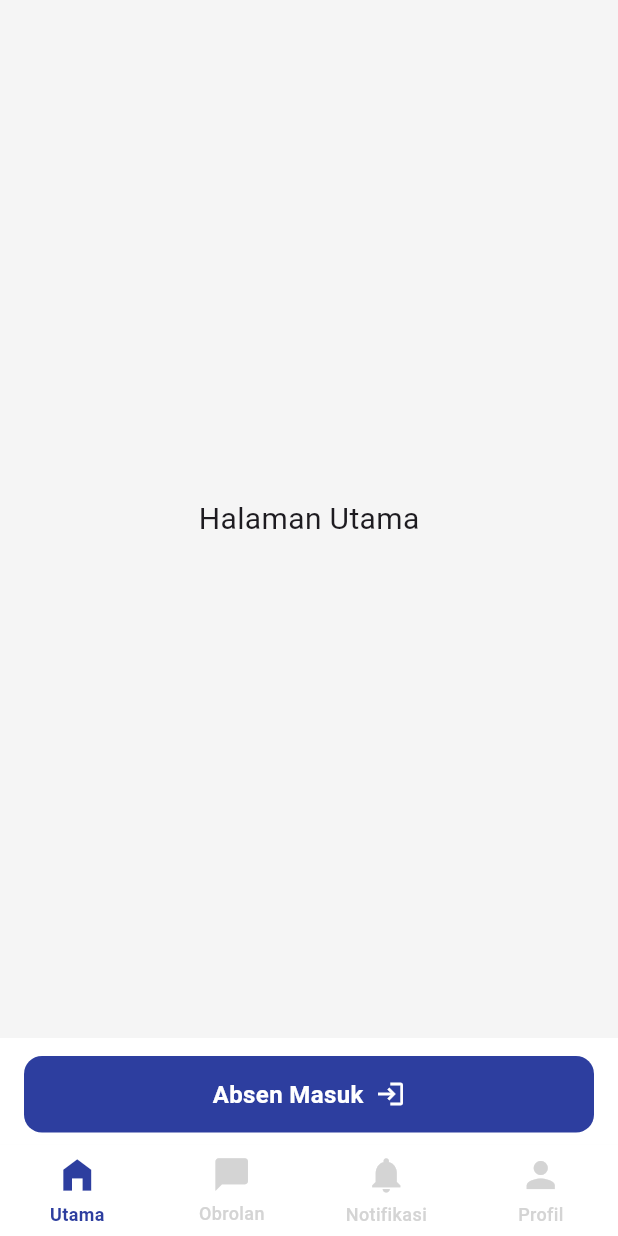
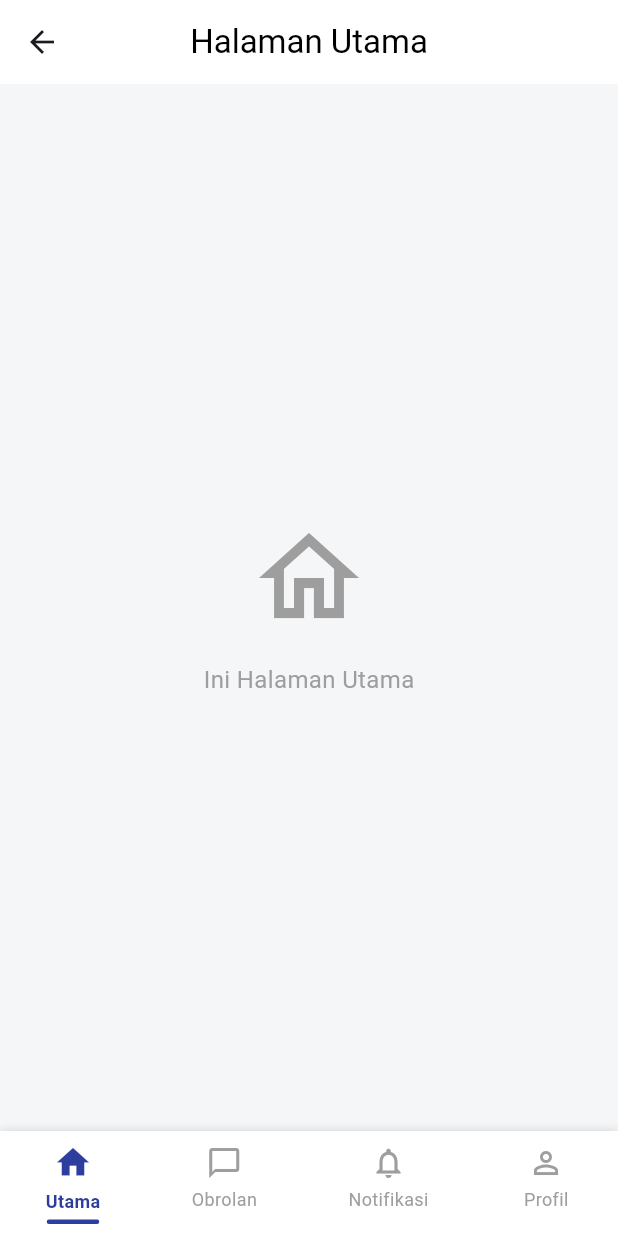
Before and after one commit to faizalfebriyanto886/Ide-hris, a Flutter app: the DashboardView screen opened by its route, on a phone screen of 412 x 824 dp. Run offline on Flutter 3.47's test engine with Material 3 defaults, Android fonts, the phone set to English and light mode, and no system bars; our stand-ins replace get.

Commit message:
add mainbar

```diff
--- /dev/null
+++ b/lib/presentations/main bar/controller/main_bar_controller.dart
@@ -0,0 +1,19 @@
+import 'package:flutter/material.dart';
+import 'package:get/get.dart';
+import 'package:idehris/presentations/page/dashboard/view/dashboard_view.dart';
+import '../../page/home/view/home_view.dart';
+
+class MainBarController extends GetxController {
+  var selectedIndex = 0.obs;
+
+  final List<Widget> menuPages = [
+    const HomeView(),
+    const Center(child: Text("Ini Halaman Obrolan")),
+    const Center(child: Text("Ini Halaman Notifikasi")),
+    const Center(child: Text("Ini Halaman Profil")),
+  ];
+
+  void setSelectedMenu(int index) {
+    selectedIndex.value = index;
+  }
+}
--- a/lib/presentations/page/dashboard/view/dashboard_view.dart
+++ b/lib/presentations/page/dashboard/view/dashboard_view.dart
@@ -1,6 +1,14 @@
 import 'package:flutter/material.dart';
 import 'package:get/get.dart';
 import '../controller/dashboard_controller.dart';
+
+// Import semua halaman yang sudah dibuat
+import 'package:idehris/presentations/page/home/view/home_view.dart';
+import 'package:idehris/presentations/page/chat/view/chat_view.dart';
+import 'package:idehris/presentations/page/notification/view/notification_view.dart';
+import 'package:idehris/presentations/page/profile/view/profile_view.dart';
+
+import 'package:idehris/presentations/reusable_widget/customNavBarItem/custom_navbar_item.dart';
 
 class DashboardView extends StatelessWidget {
   const DashboardView({super.key});
@@ -10,124 +18,67 @@ class DashboardView extends StatelessWidget {
     final controller = Get.put(DashboardController());
 
     final List<Widget> pages = [
-      const Center(
-        child: Text("Halaman Utama", style: TextStyle(fontSize: 20)),
-      ),
-      const Center(
-        child: Text("Halaman Obrolan", style: TextStyle(fontSize: 20)),
-      ),
-      const Center(
-        child: Text("Halaman Notifikasi", style: TextStyle(fontSize: 20)),
-      ),
-      const Center(
-        child: Text("Halaman Profil", style: TextStyle(fontSize: 20)),
-      ),
+      const HomeView(),
+      const ChatView(),
+      const NotificationView(),
+      const ProfileView(),
     ];
 
     return Scaffold(
-      backgroundColor: const Color(0xFFF5F5F5),
-
       body: Obx(() => pages[controller.selectedIndex.value]),
-      bottomNavigationBar: Column(
-        mainAxisSize: MainAxisSize.min,
-        children: [
-          Container(
-            color: Colors.white,
-            padding: const EdgeInsets.only(
-              top: 12,
-              left: 16,
-              right: 16,
-              bottom: 8,
+      bottomNavigationBar: Container(
+        color: Colors.white,
+        child: SafeArea(
+          bottom: true,
+          child: Container(
+            padding: const EdgeInsets.symmetric(vertical: 8),
+            decoration: const BoxDecoration(
+              color: Colors.white,
+              boxShadow: [
+                BoxShadow(
+                  color: Colors.black12,
+                  blurRadius: 4,
+                  offset: Offset(0, -1),
+                ),
+              ],
             ),
-            child: Material(
-              color: const Color(0xFF2D3E9F),
-              borderRadius: BorderRadius.circular(12),
-              child: InkWell(
-                onTap: () {
-                  Get.snackbar(
-                    "Absen Masuk",
-                    "Membuka fitur absensi...",
-                    backgroundColor: Colors.green,
-                    colorText: Colors.white,
-                  );
-                },
-                borderRadius: BorderRadius.circular(12),
-                child: Container(
-                  width: double.infinity,
-                  padding: const EdgeInsets.symmetric(vertical: 14),
-                  child: const Row(
-                    mainAxisAlignment: MainAxisAlignment.center,
-                    children: [
-                      Text(
-                        "Absen Masuk",
-                        style: TextStyle(
-                          color: Colors.white,
-                          fontSize: 16,
-                          fontWeight: FontWeight.w600,
-                        ),
-                      ),
-                      SizedBox(width: 8),
-                      Icon(Icons.login, color: Colors.white, size: 20),
-                    ],
+            child: Obx(
+              () => Row(
+                mainAxisAlignment: MainAxisAlignment.spaceAround,
+                children: [
+                  CustomNavBarItem(
+                    label: "Utama",
+                    icon: Icons.home,
+                    iconDisabled: Icons.home_outlined,
+                    selected: controller.selectedIndex.value == 0,
+                    onTap: () => controller.selectedIndex.value = 0,
                   ),
-                ),
-              ),
-            ),
-          ),
-
-          Obx(
-            () => Container(
-              color: Colors.white,
-              child: BottomNavigationBar(
-                currentIndex: controller.selectedIndex.value,
-                onTap: controller.changeTabIndex,
-                type: BottomNavigationBarType.fixed,
-                backgroundColor: Colors.white,
-                elevation: 0,
-                selectedItemColor: const Color(0xFF2D3E9F),
-                unselectedItemColor: const Color(0xFFD4D4D4),
-                selectedLabelStyle: const TextStyle(
-                  fontWeight: FontWeight.bold,
-                  fontSize: 12,
-                ),
-                unselectedLabelStyle: const TextStyle(
-                  fontWeight: FontWeight.w500,
-                  fontSize: 12,
-                ),
-                items: const [
-                  BottomNavigationBarItem(
-                    icon: Padding(
-                      padding: EdgeInsets.only(bottom: 4),
-                      child: Icon(Icons.home_filled, size: 28),
-                    ),
-                    label: "Utama",
+                  CustomNavBarItem(
+                    label: "Obrolan",
+                    icon: Icons.chat_bubble,
+                    iconDisabled: Icons.chat_bubble_outline,
+                    selected: controller.selectedIndex.value == 1,
+                    onTap: () => controller.selectedIndex.value = 1,
                   ),
-                  BottomNavigationBarItem(
-                    icon: Padding(
-                      padding: EdgeInsets.only(bottom: 4),
-                      child: Icon(Icons.chat_bubble, size: 26),
-                    ),
-                    label: "Obrolan",
+                  CustomNavBarItem(
+                    label: "Notifikasi",
+                    icon: Icons.notifications,
+                    iconDisabled: Icons.notifications_none,
+                    selected: controller.selectedIndex.value == 2,
+                    onTap: () => controller.selectedIndex.value = 2,
                   ),
-                  BottomNavigationBarItem(
-                    icon: Padding(
-                      padding: EdgeInsets.only(bottom: 4),
-                      child: Icon(Icons.notifications, size: 28),
-                    ),
-                    label: "Notifikasi",
-                  ),
-                  BottomNavigationBarItem(
-                    icon: Padding(
-                      padding: EdgeInsets.only(bottom: 4),
-                      child: Icon(Icons.person, size: 28),
-                    ),
+                  CustomNavBarItem(
                     label: "Profil",
+                    icon: Icons.person,
+                    iconDisabled: Icons.person_outline,
+                    selected: controller.selectedIndex.value == 3,
+                    onTap: () => controller.selectedIndex.value = 3,
                   ),
                 ],
               ),
             ),
           ),
-        ],
+        ),
       ),
     );
   }
--- /dev/null
+++ b/lib/presentations/page/home/view/home_view.dart
@@ -0,0 +1,34 @@
+import 'package:flutter/material.dart';
+
+class HomeView extends StatelessWidget {
+  const HomeView({super.key});
+
+  @override
+  Widget build(BuildContext context) {
+    return Scaffold(
+      backgroundColor: const Color(0xFFF5F6F8),
+      appBar: AppBar(
+        title: const Text(
+          "Halaman Utama",
+          style: TextStyle(color: Colors.black),
+        ),
+        backgroundColor: Colors.white,
+        elevation: 0,
+        centerTitle: true,
+      ),
+      body: const Center(
+        child: Column(
+          mainAxisAlignment: MainAxisAlignment.center,
+          children: [
+            Icon(Icons.home_outlined, size: 80, color: Colors.grey),
+            SizedBox(height: 16),
+            Text(
+              "Ini Halaman Utama",
+              style: TextStyle(color: Colors.grey, fontSize: 16),
+            ),
+          ],
+        ),
+      ),
+    );
+  }
+}
--- a/lib/presentations/page/login/controller/login_page_controllers.dart
+++ b/lib/presentations/page/login/controller/login_page_controllers.dart
@@ -30,10 +30,10 @@ class LoginController extends GetxController {
       return;
     }
 
-    if (email != 'user@example.com') {
+    if (email != 'user@gmail.com') {
       Get.snackbar(
         'Error',
-        'Username tidak cocok',
+        'Email tidak cocok',
         backgroundColor: Colors.red,
         colorText: Colors.white,
       );
--- /dev/null
+++ b/lib/presentations/reusable_widget/customNavbarItem/custom_navbar_item.dart
@@ -0,0 +1,56 @@
+import 'package:flutter/material.dart';
+
+class CustomNavBarItem extends StatelessWidget {
+  final IconData icon;
+  final IconData iconDisabled;
+  final String label;
+  final bool selected;
+  final VoidCallback onTap;
+
+  const CustomNavBarItem({
+    super.key,
+    required this.icon,
+    required this.iconDisabled,
+    required this.label,
+    required this.selected,
+    required this.onTap,
+  });
+
+  @override
+  Widget build(BuildContext context) {
+    return GestureDetector(
+      onTap: onTap,
+      behavior: HitTestBehavior.translucent,
+      child: Column(
+        mainAxisAlignment: MainAxisAlignment.center,
+        mainAxisSize: MainAxisSize.min,
+        children: [
+          // 2. UBAH DI SINI: Image.asset diganti jadi Icon
+          Icon(
+            selected ? icon : iconDisabled,
+            size: selected ? 26 : 24,
+            color: selected ? const Color(0xFF2D3E9F) : Colors.grey,
+          ),
+          const SizedBox(height: 4),
+          Text(
+            label,
+            style: TextStyle(
+              fontSize: 12,
+              color: selected ? const Color(0xFF2D3E9F) : Colors.grey,
+              fontWeight: selected ? FontWeight.bold : FontWeight.normal,
+            ),
+          ),
+          const SizedBox(height: 4),
+          Container(
+            height: 3,
+            width: 35,
+            decoration: BoxDecoration(
+              color: selected ? const Color(0xFF2D3E9F) : Colors.transparent,
+              borderRadius: BorderRadius.circular(10),
+            ),
+          ),
+        ],
+      ),
+    );
+  }
+}
--- a/lib/presentations/routes/app_pages.dart
+++ b/lib/presentations/routes/app_pages.dart
@@ -36,5 +36,12 @@ class AppPages {
         Get.put(DashboardController());
       }),
     ),
+    GetPage(
+      name: Routes.HOME,
+      page: () => const DashboardView(),
+      binding: BindingsBuilder(() {
+        Get.put(DashboardController());
+      }),
+    ),
   ];
 }
--- a/lib/presentations/routes/app_routes.dart
+++ b/lib/presentations/routes/app_routes.dart
@@ -5,4 +5,5 @@ abstract class Routes {
   static const FORGOT_PASSWORD = '/forgot-password';
   // ignore: constant_identifier_names
   static const DASHBOARD = '/dashboard';
+  static const HOME = '/home';
 }
```
Also changed, not shown: lib/presentations/main bar/view/main_bar_view.dart (added, +67 -0 lines), lib/presentations/page/chat/view/chat_view.dart (added, +31 -0 lines), lib/presentations/page/dashboard/controller/dashboard_controller.dart (+12 -6 lines), lib/presentations/page/forgot password/view/forgot_password_view.dart (+4 -42 lines), lib/presentations/page/home/controller/home_controller.dart (added, +54 -0 lines), lib/presentations/page/login/view/login_page_view.dart (+18 -50 lines), lib/presentations/page/notification/view/notification_view.dart (added, +35 -0 lines), lib/presentations/page/profile/view/profile_view.dart (added, +31 -0 lines), lib/presentations/reusable_widget/customElevatedButton/custom_elevated_button.dart (added, +47 -0 lines), lib/presentations/page/chat/controller/chat_controller.dart (added), lib/presentations/page/notification/controller/notification_controller.dart (added), lib/presentations/page/profile/controller/profile_controller.dart (added).
